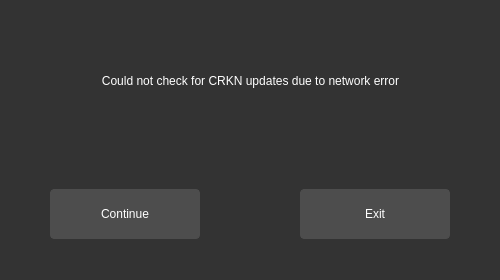
First picture: the form in source/features/ui/update_network_failure.ui, repository Teky500/Ebook-PR-Application, before the edit.
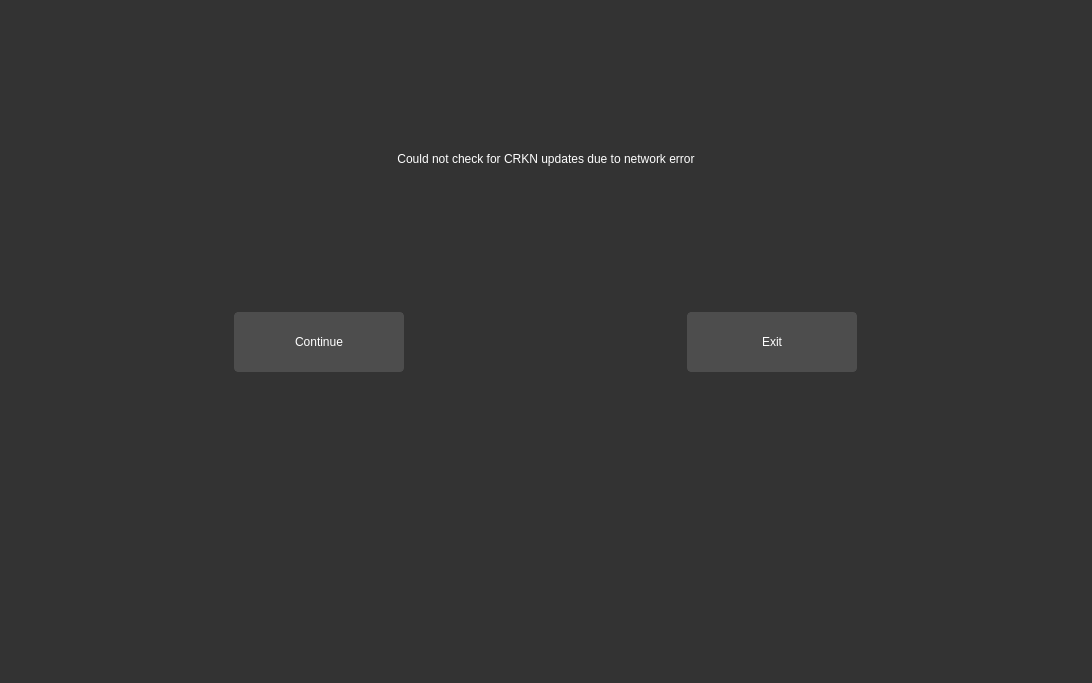
Second picture: the form after the edit.

Patch:
```diff
--- a/source/features/ui/update_network_failure.ui
+++ b/source/features/ui/update_network_failure.ui
@@ -6,10 +6,16 @@
    <rect>
     <x>0</x>
     <y>0</y>
-    <width>500</width>
-    <height>280</height>
+    <width>1092</width>
+    <height>683</height>
    </rect>
   </property>
+  <property name="minimumSize">
+   <size>
+    <width>1092</width>
+    <height>683</height>
+   </size>
+  </property>
   <property name="windowTitle">
    <string>Form</string>
   </property>
@@ -95,31 +101,53 @@
         color: white;
     }</string>
   </property>
-  <widget class="QWidget" name="horizontalLayoutWidget">
-   <property name="geometry">
-    <rect>
-     <x>10</x>
-     <y>159</y>
-     <width>481</width>
-     <height>111</height>
-    </rect>
-   </property>
+  <layout class="QVBoxLayout" name="verticalLayout_2">
+   <item>
+    <layout class="QVBoxLayout" name="verticalLayout">
+     <property name="leftMargin">
+      <number>15</number>
+     </property>
+     <property name="rightMargin">
+      <number>15</number>
+     </property>
+     <item>
+      <widget class="QLabel" name="label">
+       <property name="styleSheet">
+        <string notr="true">font: 700 35pt &quot;Segoe UI&quot;;</string>
+       </property>
+       <property name="text">
+        <string>Could not check for CRKN updates due to network error</string>
+       </property>
+       <property name="alignment">
+        <set>Qt::AlignCenter</set>
+       </property>
+       <property name="wordWrap">
+        <bool>true</bool>
+       </property>
+      </widget>
+     </item>
+    </layout>
+   </item>
+   <item>
    <layout class="QHBoxLayout" name="horizontalLayout">
     <property name="spacing">
      <number>60</number>
     </property>
+     <property name="bottomMargin">
+      <number>300</number>
+     </property>
     <item>
      <widget class="QPushButton" name="continue_button">
       <property name="minimumSize">
        <size>
-        <width>0</width>
-        <height>0</height>
+         <width>100</width>
+         <height>60</height>
        </size>
       </property>
       <property name="maximumSize">
        <size>
-        <width>150</width>
-        <height>50</height>
+         <width>170</width>
+         <height>60</height>
        </size>
       </property>
       <property name="styleSheet">
@@ -135,14 +163,14 @@
      <widget class="QPushButton" name="exit_button">
       <property name="minimumSize">
        <size>
-        <width>0</width>
-        <height>0</height>
+         <width>100</width>
+         <height>60</height>
        </size>
       </property>
       <property name="maximumSize">
        <size>
-        <width>150</width>
-        <height>50</height>
+         <width>170</width>
+         <height>60</height>
        </size>
       </property>
       <property name="styleSheet">
@@ -154,35 +182,8 @@
      </widget>
     </item>
    </layout>
-  </widget>
-  <widget class="QWidget" name="verticalLayoutWidget">
-   <property name="geometry">
-    <rect>
-     <x>10</x>
-     <y>40</y>
-     <width>481</width>
-     <height>81</height>
-    </rect>
-   </property>
-   <layout class="QVBoxLayout" name="verticalLayout">
-    <item>
-     <widget class="QLabel" name="label">
-      <property name="styleSheet">
-       <string notr="true">font: 700 20pt &quot;Segoe UI&quot;;</string>
-      </property>
-      <property name="text">
-       <string>Could not check for CRKN updates due to network error</string>
-      </property>
-      <property name="alignment">
-       <set>Qt::AlignCenter</set>
-      </property>
-      <property name="wordWrap">
-       <bool>true</bool>
-      </property>
-     </widget>
-    </item>
-   </layout>
-  </widget>
+   </item>
+  </layout>
  </widget>
  <resources/>
  <connections/>
```
Lines whose indentation alone changed are shown as unchanged.
